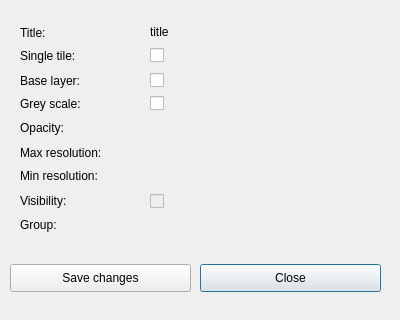
First picture: the form in dlg_layerProperties.ui, repository LESPROJEKT/qgis-layman-plugin, before the edit.
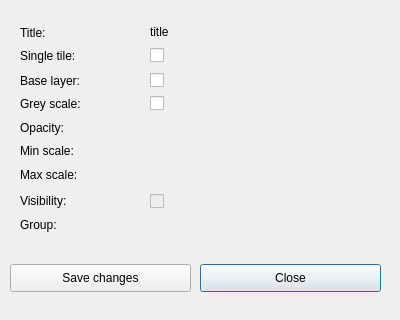
Second picture: the form after the edit.

Commit message: uprava layer properties

The edit to the form file:
```diff
--- a/dlg_layerProperties.ui
+++ b/dlg_layerProperties.ui
@@ -149,13 +149,13 @@
    <property name="geometry">
     <rect>
      <x>20</x>
-     <y>145</y>
+     <y>167</y>
      <width>121</width>
      <height>16</height>
     </rect>
    </property>
    <property name="text">
-    <string>Max resolution:</string>
+    <string>Max scale:</string>
    </property>
   </widget>
   <widget class="QLabel" name="label_max">
@@ -175,13 +175,13 @@
    <property name="geometry">
     <rect>
      <x>20</x>
-     <y>168</y>
+     <y>143</y>
      <width>121</width>
      <height>16</height>
     </rect>
    </property>
    <property name="text">
-    <string>Min resolution:</string>
+    <string>Min scale:</string>
    </property>
   </widget>
   <widget class="QLabel" name="label_min">
```
The commit also changes 4 other files.
